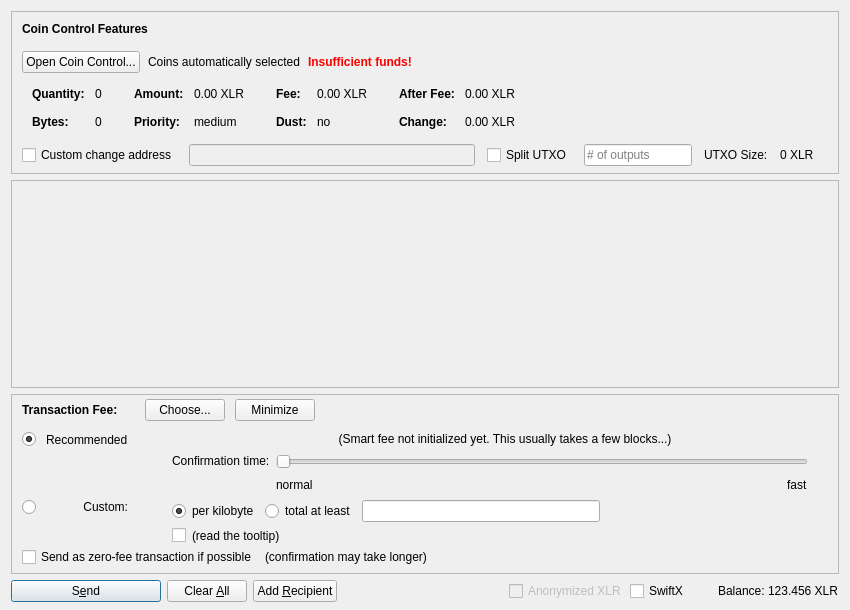
Above: src/qt/forms/sendcoinsdialog.ui from ChiliCoinProject/ChiliCoin before the change. Below: the same form after it.
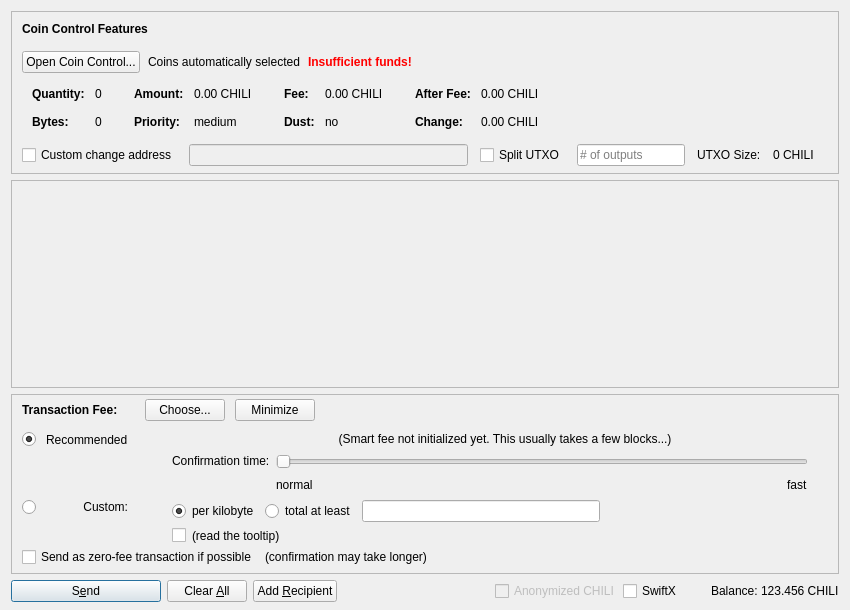
That is the form after the change. Icons and pictures are not drawn. Custom widgets are drawn as their Qt base class.

```diff
--- a/src/qt/forms/sendcoinsdialog.ui
+++ b/src/qt/forms/sendcoinsdialog.ui
@@ -324,7 +324,7 @@
                   <enum>Qt::ActionsContextMenu</enum>
                  </property>
                  <property name="text">
-                  <string notr="true">0.00 XLR</string>
+                  <string notr="true">0.00 CHILI</string>
                  </property>
                  <property name="textInteractionFlags">
                   <set>Qt::LinksAccessibleByMouse|Qt::TextSelectableByKeyboard|Qt::TextSelectableByMouse</set>
@@ -404,7 +404,7 @@
                   <enum>Qt::ActionsContextMenu</enum>
                  </property>
                  <property name="text">
-                  <string notr="true">0.00 XLR</string>
+                  <string notr="true">0.00 CHILI</string>
                  </property>
                  <property name="textInteractionFlags">
                   <set>Qt::LinksAccessibleByMouse|Qt::TextSelectableByKeyboard|Qt::TextSelectableByMouse</set>
@@ -484,7 +484,7 @@
                   <enum>Qt::ActionsContextMenu</enum>
                  </property>
                  <property name="text">
-                  <string notr="true">0.00 XLR</string>
+                  <string notr="true">0.00 CHILI</string>
                  </property>
                  <property name="textInteractionFlags">
                   <set>Qt::LinksAccessibleByMouse|Qt::TextSelectableByKeyboard|Qt::TextSelectableByMouse</set>
@@ -513,7 +513,7 @@
                   <enum>Qt::ActionsContextMenu</enum>
                  </property>
                  <property name="text">
-                  <string notr="true">0.00 XLR</string>
+                  <string notr="true">0.00 CHILI</string>
                  </property>
                  <property name="textInteractionFlags">
                   <set>Qt::LinksAccessibleByMouse|Qt::TextSelectableByKeyboard|Qt::TextSelectableByMouse</set>
@@ -594,7 +594,7 @@
           <item>
            <widget class="QLabel" name="labelBlockSize">
             <property name="text">
-             <string>0 XLR</string>
+             <string>0 CHILI</string>
             </property>
            </widget>
           </item>
@@ -1390,7 +1390,7 @@
           <bool>false</bool>
          </property>
          <property name="text">
-          <string>Anonymized XLR</string>
+          <string>Anonymized CHILI</string>
          </property>
         </widget>
        </item>
@@ -1429,7 +1429,7 @@
           <cursorShape>IBeamCursor</cursorShape>
          </property>
          <property name="text">
-          <string notr="true">123.456 XLR</string>
+          <string notr="true">123.456 CHILI</string>
          </property>
          <property name="textInteractionFlags">
           <set>Qt::LinksAccessibleByMouse|Qt::TextSelectableByKeyboard|Qt::TextSelectableByMouse</set>
```
Left out of the diff: 6 changed lines with no effect on the pictures.
